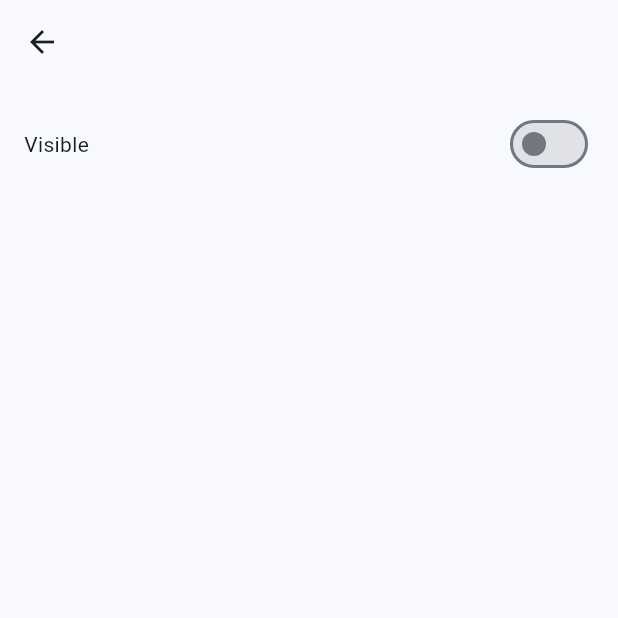
After one commit to Siam11651/findmydoc, a Flutter app: the screen it shows after launch, after a tap on "I am a Doctor", on a phone screen of 412 x 824 dp, the top half of it. The commit adds this screen. Run offline on Flutter 3.47's test engine with Material 3 defaults, Android fonts, the phone set to English and light mode, and no system bars; our stand-ins replace fluttertoast, google_maps_flutter, google_sign_in, shared_preferences; missing offline and left inert: flutter_background_service; accounts and stored records are empty.

Commit message:
kaaj kori

```diff
--- a/lib/main.dart
+++ b/lib/main.dart
@@ -1,3 +1,4 @@
+import 'package:find_my_doc/widgets/pages/doctor.dart';
 import 'package:flutter/material.dart';
 import 'package:find_my_doc/widgets/pages/chat.dart';
 import 'package:find_my_doc/widgets/pages/home.dart';
@@ -27,6 +28,9 @@ class FindMyDocApp extends StatelessWidget {
         },
         '/map': (context) {
           return const MapPage();
+        },
+        '/doctor': (context) {
+          return const DoctorPage();
         }
       },
     );
--- /dev/null
+++ b/lib/widgets/pages/doctor.dart
@@ -0,0 +1,91 @@
+import 'dart:async';
+
+import 'package:flutter/material.dart';
+import 'package:flutter_background_service/flutter_background_service.dart';
+import 'package:fluttertoast/fluttertoast.dart';
+
+void docLocOnstart(ServiceInstance service) {
+    final timer = Timer.periodic(
+        const Duration(seconds: 5),
+        (timer) {
+            Fluttertoast.showToast(msg: "hehe");
+        }
+    );
+
+    service.on("stop").listen((data) {
+        timer.cancel();
+        service.stopSelf();
+    });
+}
+
+class DoctorPage extends StatefulWidget {
+  const DoctorPage({super.key});
+
+  @override
+  State<StatefulWidget> createState() {
+    return _DoctorPageState();
+  }
+}
+
+class _DoctorPageState extends State<DoctorPage> {
+    bool ready = false;
+    FlutterBackgroundService? service;
+
+    void _initService() {
+        service = FlutterBackgroundService();
+
+        service!.configure(
+            androidConfiguration: AndroidConfiguration(
+                onStart: docLocOnstart,
+                isForegroundMode: true
+            ),
+            iosConfiguration: IosConfiguration()
+        );
+    }
+
+    void _destoryService() {
+        if(service != null) {
+            service!.invoke("stop");
+
+            service = null;
+        }
+    }
+
+    @override
+    Widget build(BuildContext context) {
+        return Scaffold(
+            appBar: AppBar(),
+            body: Column(
+                children: [
+                    Padding(
+                        padding: const EdgeInsets.all(16),
+                        child: Row(
+                            mainAxisAlignment: MainAxisAlignment.spaceBetween,
+                            crossAxisAlignment: CrossAxisAlignment.center,
+                            children: [
+                                const Text("Visible"),
+                                Switch(value: ready, onChanged: (newValue) {
+                                    setState(() {
+                                        ready = newValue;
+
+                                        if(ready) {
+                                            _initService();
+                                        } else {
+                                            _destoryService();
+                                        }
+                                    });
+                                })
+                            ],
+                        ),
+                    )
+                ],
+            ),
+        );
+    }
+
+    @override
+  void dispose() {
+    _destoryService();
+    super.dispose();
+  }
+}
--- a/lib/widgets/pages/home.dart
+++ b/lib/widgets/pages/home.dart
@@ -1,6 +1,5 @@
 import 'dart:convert';
 
-import 'package:find_my_doc/api.dart';
 import 'package:flutter/material.dart';
 import 'package:flutter/services.dart';
 import 'package:fluttertoast/fluttertoast.dart';
@@ -64,7 +63,7 @@ class _HomePageState extends State<HomePage> {
         prefs.setString('user', jsonEncode(jsonMap));
       }
 
-      register(user!.id, user!.accToken);
+    //   register(user!.id, user!.accToken);
     }
 
     setState(() {
--- a/lib/widgets/start.dart
+++ b/lib/widgets/start.dart
@@ -15,6 +15,12 @@ class Start extends StatelessWidget {
               },
               icon: const Icon(Icons.location_on)),
           ),
+        ),
+        FilledButton(
+            onPressed: () {
+              Navigator.pushNamed(context, '/doctor');
+            },
+            child: const Text("I am a Doctor")
         ),
         Padding(
           padding: const EdgeInsets.all(8.0),
--- a/pubspec.yaml
+++ b/pubspec.yaml
@@ -40,6 +40,7 @@ dependencies:
   shared_preferences: ^2.3.3
   google_maps_flutter: ^2.10.0
   http: ^1.2.2
+  flutter_background_service: ^5.1.0
 
 dev_dependencies:
   flutter_test:
```
Also changed, not shown: pubspec.lock, 1 other file.
